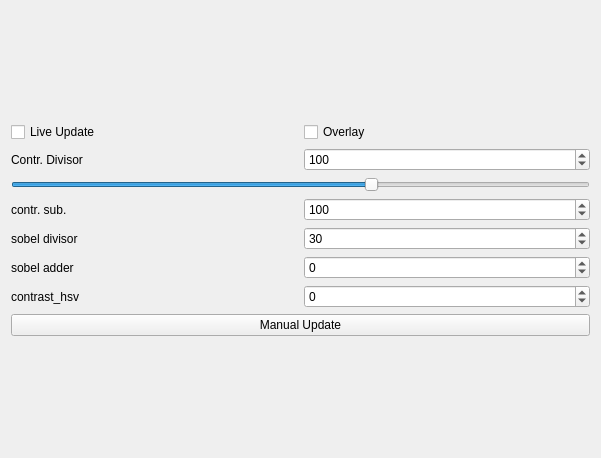
Before: the Qt Designer form mainwindow.ui in rohezal/crackvisualizer, drawn with Qt 5.
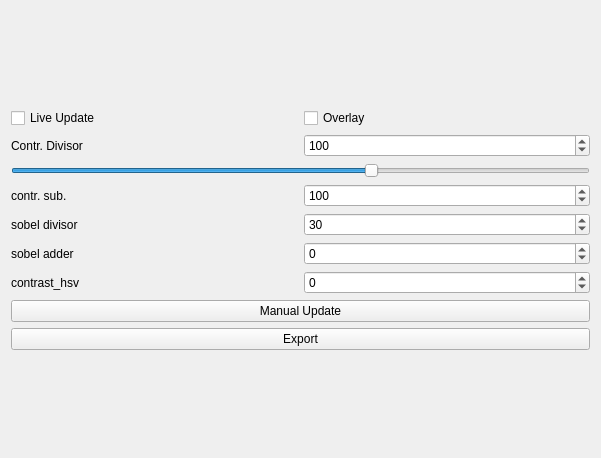
After: the same form once the commit is applied.

Commit message: added export function

The edit to the form file:
```diff
--- a/mainwindow.ui
+++ b/mainwindow.ui
@@ -210,6 +210,13 @@
           </property>
          </widget>
         </item>
+        <item>
+         <widget class="QPushButton" name="exportButton">
+          <property name="text">
+           <string>Export</string>
+          </property>
+         </widget>
+        </item>
        </layout>
       </item>
      </layout>
```
The commit also changes 2 other files.
